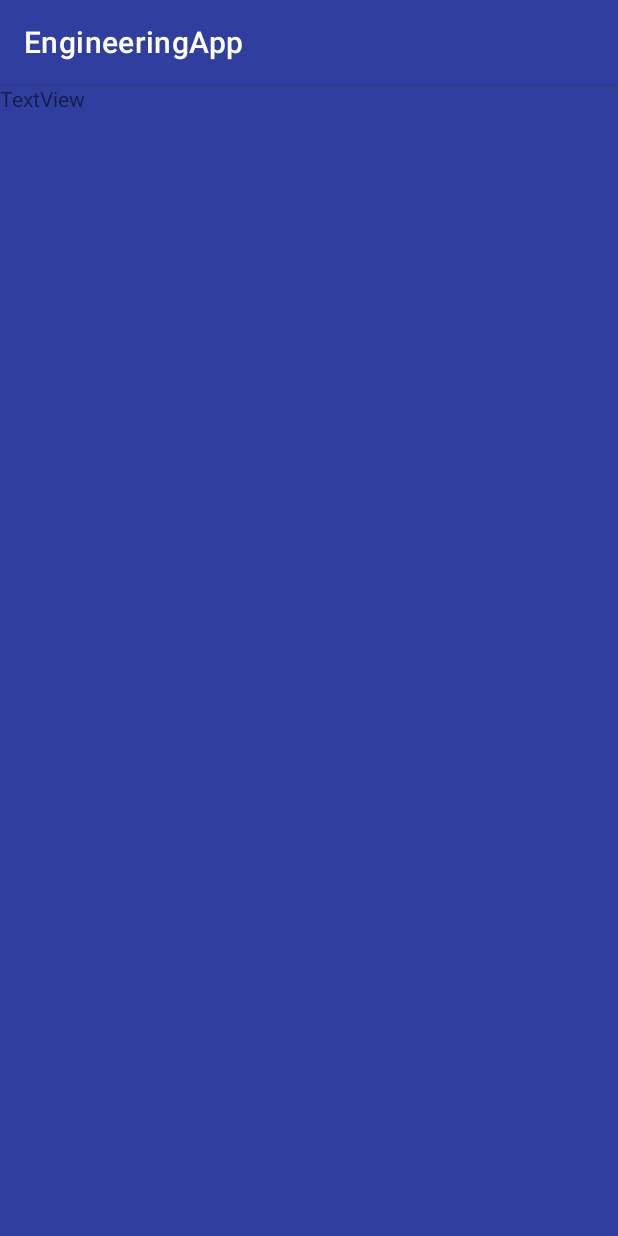
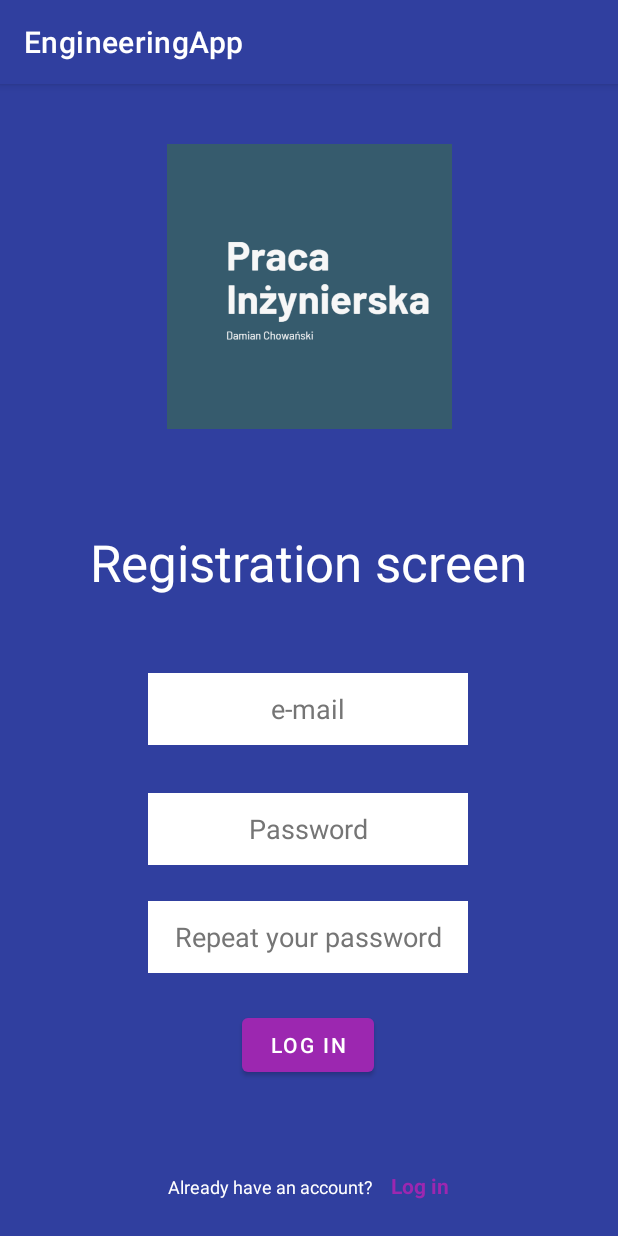
Before and after one commit to Damian-Chowanski/EngineeringThesis, an Android app: the RegistrationActivity screen opened directly, with no data from a screen before it, on a phone screen of 412 x 824 dp. Run offline under Robolectric (Android 15) with nearby library versions, the phone set to English and light mode, and no system bars.

Commit message:
registration screen created and added activity between screens

```diff
--- a/app/src/main/java/com/example/engineeringapp/LoginActivity.kt
+++ b/app/src/main/java/com/example/engineeringapp/LoginActivity.kt
@@ -1,13 +1,21 @@
 package com.example.engineeringapp
 
+import android.content.Intent
 import androidx.appcompat.app.AppCompatActivity
 import android.os.Bundle
+import android.widget.TextView
 
 class LoginActivity : AppCompatActivity() {
+
     override fun onCreate(savedInstanceState: Bundle?) {
         super.onCreate(savedInstanceState)
         setContentView(R.layout.activity_login)
 
+        val registration = findViewById<TextView>(R.id.registration_activity_text)
+        registration.setOnClickListener {
+            val intent = Intent(this, RegistrationActivity::class.java)
+            startActivity(intent)
+        }
 
     }
 
--- a/app/src/main/java/com/example/engineeringapp/RegistrationActivity.kt
+++ b/app/src/main/java/com/example/engineeringapp/RegistrationActivity.kt
@@ -1,11 +1,21 @@
 package com.example.engineeringapp
 
+import android.annotation.SuppressLint
+import android.content.Intent
 import androidx.appcompat.app.AppCompatActivity
 import android.os.Bundle
+import android.widget.TextView
 
 class RegistrationActivity : AppCompatActivity() {
+
     override fun onCreate(savedInstanceState: Bundle?) {
         super.onCreate(savedInstanceState)
         setContentView(R.layout.activity_registration)
+
+        val logInActivity = findViewById<TextView>(R.id.login_activity_text)
+        logInActivity.setOnClickListener {
+            val intent = Intent(this, LoginActivity::class.java)
+            startActivity(intent)
+        }
     }
 }
--- a/app/src/main/res/layout/activity_login.xml
+++ b/app/src/main/res/layout/activity_login.xml
@@ -20,7 +20,7 @@
         tools:ignore="ImageContrastCheck" />
 
     <TextView
-        android:id="@+id/login_information"
+        android:id="@+id/login_tittle"
         android:layout_width="wrap_content"
         android:layout_height="wrap_content"
         android:text="@string/login_tittle_textView"
@@ -104,6 +104,7 @@
 
         <TextView
             android:id="@+id/registration_activity_text"
+            android:clickable="true"
             android:layout_width="wrap_content"
             android:layout_height="wrap_content"
             android:text="@string/register_text"
--- a/app/src/main/res/layout/activity_registration.xml
+++ b/app/src/main/res/layout/activity_registration.xml
@@ -7,11 +7,127 @@
     tools:context=".RegistrationActivity"
     android:background="@color/primary">
 
+    <ImageView
+        android:id="@+id/logo_image"
+        android:layout_width="335dp"
+        android:layout_height="190dp"
+        android:layout_marginTop="40dp"
+        android:contentDescription="@string/logo_description"
+        app:layout_constraintEnd_toEndOf="parent"
+        app:layout_constraintStart_toStartOf="parent"
+        app:layout_constraintTop_toTopOf="parent"
+        app:srcCompat="@drawable/logo1"
+        tools:ignore="ImageContrastCheck" />
+
     <TextView
-        android:id="@+id/textView"
+        android:id="@+id/registration_tittle"
         android:layout_width="wrap_content"
         android:layout_height="wrap_content"
-        android:text="TextView"
-        tools:layout_editor_absoluteX="209dp"
-        tools:layout_editor_absoluteY="368dp" />
+        android:text="@string/registration_screen"
+        android:textAlignment="center"
+        android:textColor="@color/white"
+        android:textSize="34sp"
+        app:layout_constraintBottom_toTopOf="@+id/login_email"
+        app:layout_constraintEnd_toEndOf="parent"
+        app:layout_constraintHorizontal_bias="0.497"
+        app:layout_constraintStart_toStartOf="parent"
+        app:layout_constraintTop_toBottomOf="@+id/logo_image"
+        app:layout_constraintVertical_bias="0.564" />
+
+    <EditText
+        android:id="@+id/login_email"
+        android:layout_width="wrap_content"
+        android:layout_height="wrap_content"
+        android:layout_marginBottom="32dp"
+        android:autofillHints=""
+        android:background="@color/white"
+        android:ems="10"
+        android:hint="@string/emailbox_hint"
+        android:inputType="textEmailAddress"
+        android:minHeight="48dp"
+        android:textAlignment="center"
+        android:textColor="@color/black"
+        android:textColorHint="#757575"
+        app:layout_constraintBottom_toTopOf="@+id/login_password"
+        app:layout_constraintEnd_toEndOf="parent"
+        app:layout_constraintHorizontal_bias="0.497"
+        app:layout_constraintStart_toStartOf="parent" />
+
+    <EditText
+        android:id="@+id/login_password"
+        android:layout_width="wrap_content"
+        android:layout_height="wrap_content"
+        android:layout_marginBottom="24dp"
+        android:autofillHints=""
+        android:background="@color/white"
+        android:ems="10"
+        android:hint="@string/password_textbox_hint"
+        android:inputType="textPassword"
+        android:minHeight="48dp"
+        android:textAlignment="center"
+        android:textColorHint="#757575"
+        app:layout_constraintBottom_toTopOf="@+id/repeat_password"
+        app:layout_constraintEnd_toEndOf="parent"
+        app:layout_constraintHorizontal_bias="0.497"
+        app:layout_constraintStart_toStartOf="parent" />
+
+    <EditText
+        android:id="@+id/repeat_password"
+        android:layout_width="wrap_content"
+        android:layout_height="wrap_content"
+        android:layout_marginBottom="24dp"
+        android:background="@color/white"
+        android:ems="10"
+        android:hint="@string/repeat_password"
+        android:inputType="textPassword"
+        android:minHeight="48dp"
+        android:textAlignment="center"
+        android:textColorHint="#757575"
+        app:layout_constraintBottom_toTopOf="@+id/login_button"
+        app:layout_constraintEnd_toEndOf="parent"
+        app:layout_constraintHorizontal_bias="0.497"
+        app:layout_constraintStart_toStartOf="parent" />
+
+    <Button
+        android:id="@+id/login_button"
+        android:layout_width="wrap_content"
+        android:layout_height="wrap_content"
+        android:layout_marginBottom="60dp"
+        android:text="@string/log_in_button"
+        app:backgroundTint="@color/secondary"
+        app:layout_constraintBottom_toTopOf="@+id/login_line"
+        app:layout_constraintEnd_toEndOf="parent"
+        app:layout_constraintHorizontal_bias="0.498"
+        app:layout_constraintStart_toStartOf="parent" />
+
+    <LinearLayout
+        android:id="@+id/login_line"
+        android:layout_width="wrap_content"
+        android:layout_height="wrap_content"
+        app:layout_constraintBottom_toBottomOf="parent"
+        app:layout_constraintEnd_toEndOf="parent"
+        app:layout_constraintHorizontal_bias="0.498"
+        app:layout_constraintStart_toStartOf="parent"
+        android:layout_marginBottom="24dp">
+
+        <TextView
+            android:id="@+id/have_an_account_text"
+            android:layout_width="wrap_content"
+            android:layout_height="wrap_content"
+            android:layout_marginRight="12dp"
+            android:text="@string/already_have_an_account"
+            android:textColor="@color/white"
+            android:textSize="12dp" />
+
+        <TextView
+            android:id="@+id/login_activity_text"
+            android:clickable="true"
+            android:layout_width="wrap_content"
+            android:layout_height="wrap_content"
+            android:text="@string/log_in_textView"
+            android:textColor="@color/secondary"
+            android:textSize="14dp"
+            android:textStyle="bold" />
+    </LinearLayout>
+
 </androidx.constraintlayout.widget.ConstraintLayout>
--- a/app/src/main/res/values/strings.xml
+++ b/app/src/main/res/values/strings.xml
@@ -7,4 +7,8 @@
     <string name="logo_description">Logo</string>
     <string name="login_tittle_textView">Login Screen</string>
     <string name="don_t_have_an_account">Don\'t have an account?</string>
+    <string name="registration_screen">Registration screen</string>
+    <string name="repeat_password">Repeat your password</string>
+    <string name="already_have_an_account">Already have an account?</string>
+    <string name="log_in_textView">Log in</string>
 </resources>
```
